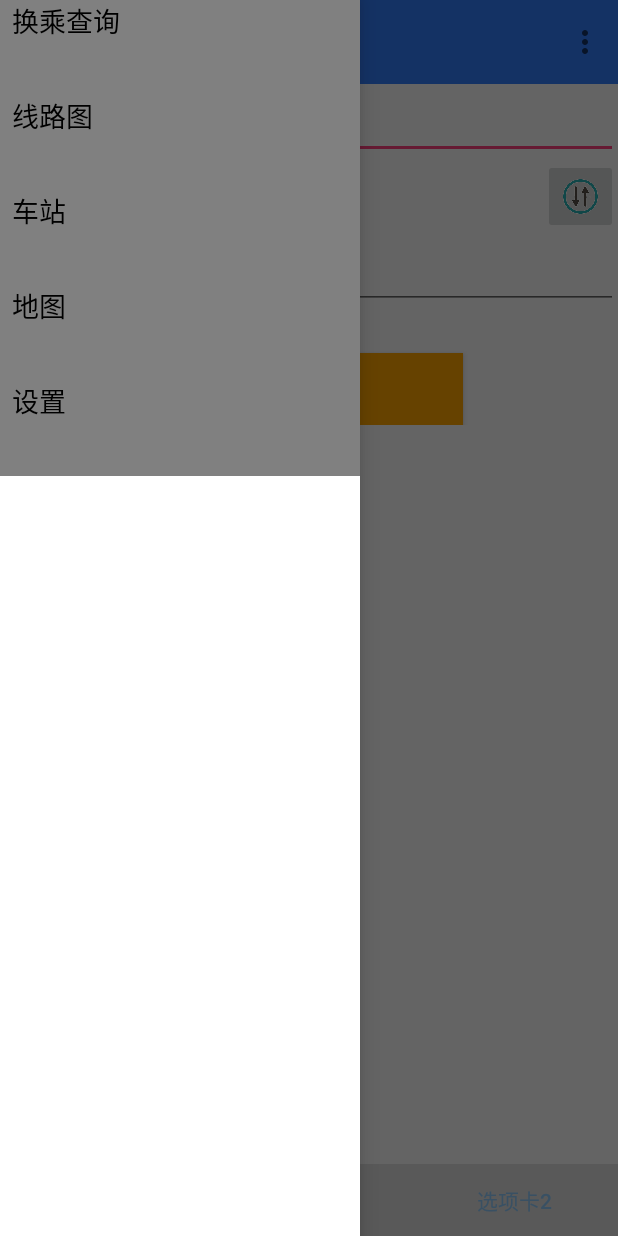
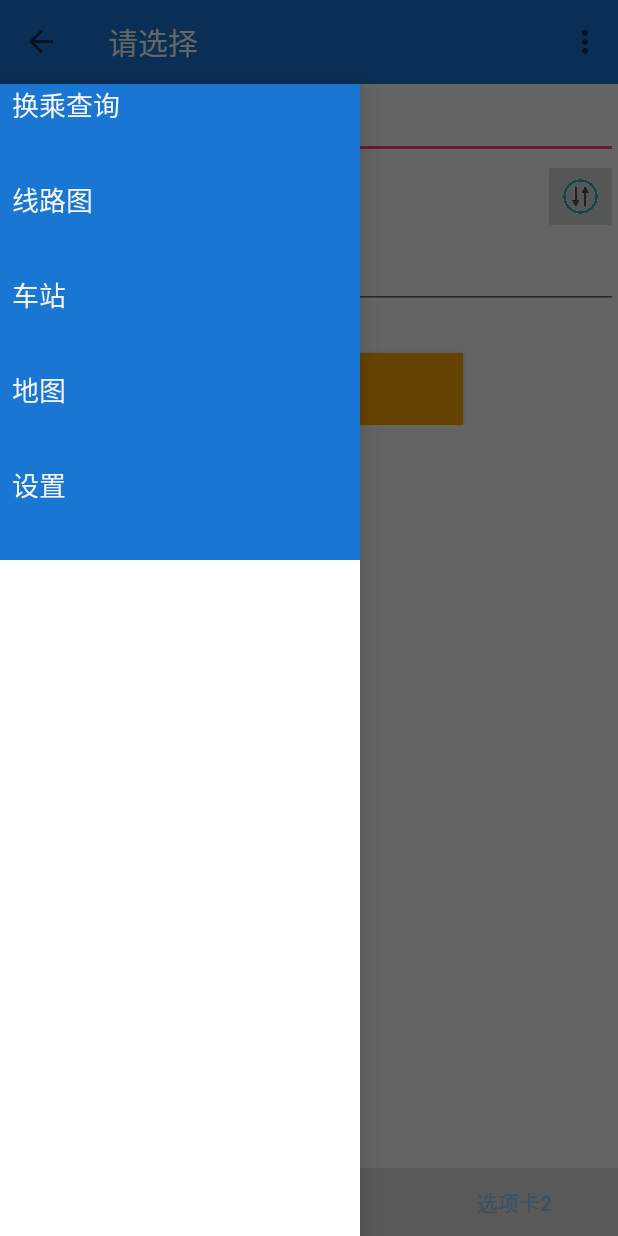
Before and after one commit to safari0825/TransferGuide, an Android app: the screen it shows after launch (MainActivity), after a tap on "Open navigation drawer", on a phone screen of 412 x 824 dp. Run offline under Robolectric (Android 15) with nearby library versions, the phone set to English and light mode, and no system bars.

```diff
--- a/app/src/main/java/jp/co/pp/transferguide/MainActivity.java
+++ b/app/src/main/java/jp/co/pp/transferguide/MainActivity.java
@@ -211,11 +211,14 @@ public class MainActivity extends AppCompatActivity {
             @Override
             public void onDrawerOpened(View drawerView) {
                 super.onDrawerOpened(drawerView);
-
+                getSupportActionBar().setTitle("请选择");
+                invalidateOptionsMenu();
             }
             @Override
             public void onDrawerClosed(View drawerView) {
                 super.onDrawerClosed(drawerView);
+                getSupportActionBar().setTitle(R.string.title);
+                invalidateOptionsMenu();
             }
         };
         mActionBarDrawerToggle.syncState();
--- a/app/src/main/java/jp/co/pp/transferguide/NaviListAdapter.java
+++ b/app/src/main/java/jp/co/pp/transferguide/NaviListAdapter.java
@@ -32,17 +32,16 @@ public class NaviListAdapter extends ArrayAdapter<NaviListAdapter.BindData> {
 
     public View getView(int paramInt, View paramView, ViewGroup paramViewGroup)
     {
-        LinearLayout listview ;
-        if (paramView == null)
+        View listview = paramView;
+
+        if (listview == null)
         {
-            listview = new LinearLayout(getContext());
-            this.inflater.inflate(reource, listview, true);
+            //listview = new LinearLayout(getContext());
+            //this.inflater.inflate(reource, listview, true);
+           listview =  LayoutInflater.from(getContext()).inflate(R.layout.listnaviitem,paramViewGroup,false);
             //paramViewGroup.imageView = ((ImageView)paramView.findViewById(R));
 
-        }else {
-            listview = (LinearLayout)paramView;
         }
-
         BindData localBindData = (BindData)getItem(paramInt);
 
         TextView naviText = (TextView)listview.findViewById(R.id.listitem);
--- a/app/src/main/res/layout/activity_main.xml
+++ b/app/src/main/res/layout/activity_main.xml
@@ -21,14 +21,14 @@
         app:popupTheme="@style/AppTheme.PopupOverlay"
         app:title="@string/title"
         app:titleTextColor="@color/white"
-        android:background="#337dfb" />
+        android:background="#1976d2" />
 
     <include layout="@layout/content_main" />
 
     <android.support.design.widget.TabLayout
         android:id="@+id/tabLayout"
         android:layout_width="match_parent"
-        android:layout_height="wrap_content"
+        android:layout_height="45dp"
         android:background="#e0e0e0"
         app:tabIndicatorColor="#ef5350"
         app:tabSelectedTextColor="#1976d2"
@@ -37,6 +37,7 @@
         app:layout_scrollFlags="scroll|enterAlways"/>
 </RelativeLayout>
 
+
     <ListView android:id="@+id/left_drawer"
         android:layout_width="240dp"
         android:layout_height="match_parent"
@@ -44,6 +45,7 @@
         android:choiceMode="singleChoice"
         android:divider="@android:color/transparent"
         android:dividerHeight="0dp"
-        android:background="@android:color/background_light"/>
-
-</android.support.v4.widget.DrawerLayout>
+        android:background="@color/white"
+        android:layout_marginTop="?attr/actionBarSize"
+        />
+    </android.support.v4.widget.DrawerLayout>
--- a/app/src/main/res/layout/listnaviitem.xml
+++ b/app/src/main/res/layout/listnaviitem.xml
@@ -1,8 +1,19 @@
 <?xml version="1.0" encoding="utf-8"?>
-<LinearLayout android:gravity="center_vertical" android:orientation="horizontal" android:background="@color/gray" android:layout_width="fill_parent" android:layout_height="match_parent"
-    xmlns:android="http://schemas.android.com/apk/res/android" android:id="@+id/design_navigation_view">
+<LinearLayout
+    android:gravity="center_vertical"
+    android:orientation="vertical"
+    android:background="#1976d2"
+    android:layout_width="match_parent"
+    android:layout_height="match_parent"
+    xmlns:android="http://schemas.android.com/apk/res/android"
+    android:id="@+id/design_navigation_view">
     <!--<ImageView android:id="@id/imageView" android:layout_width="wrap_content" android:layout_height="wrap_content" android:scaleType="center" android:layout_marginStart="8.0dip" />-->
-    <TextView android:textAppearance="?android:textAppearanceMedium" android:textColor="@color/black"
-        android:layout_width="wrap_content" android:layout_height="match_parent" android:layout_marginStart="8.0dip"
-        android:id="@+id/listitem" android:minHeight="?android:attr/listPreferredItemHeight"/>
+    <TextView
+        android:textAppearance="?android:textAppearanceMedium"
+        android:textColor="@color/whitesmoke"
+        android:layout_width="wrap_content"
+        android:layout_height="match_parent"
+        android:layout_marginStart="8.0dip"
+        android:id="@+id/listitem"
+        android:minHeight="?android:attr/listPreferredItemHeight"/>
 </LinearLayout>
```
Also changed, not shown: app/src/main/res/mipmap-xhdpi/add_user.png (added), app/src/main/res/mipmap-xhdpi/login.png (added).
